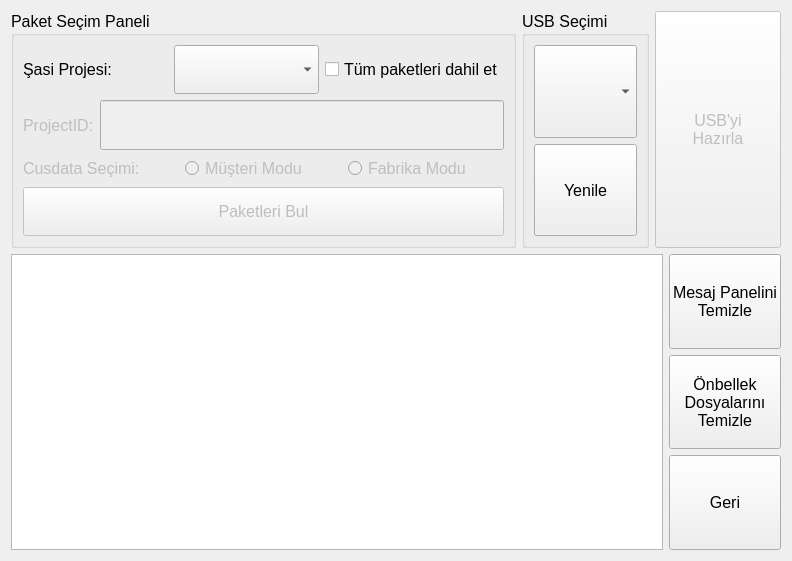
Above: ui/image_creator_screen.ui from cihansenyuz/system_controller before the change. Below: the same form after it.
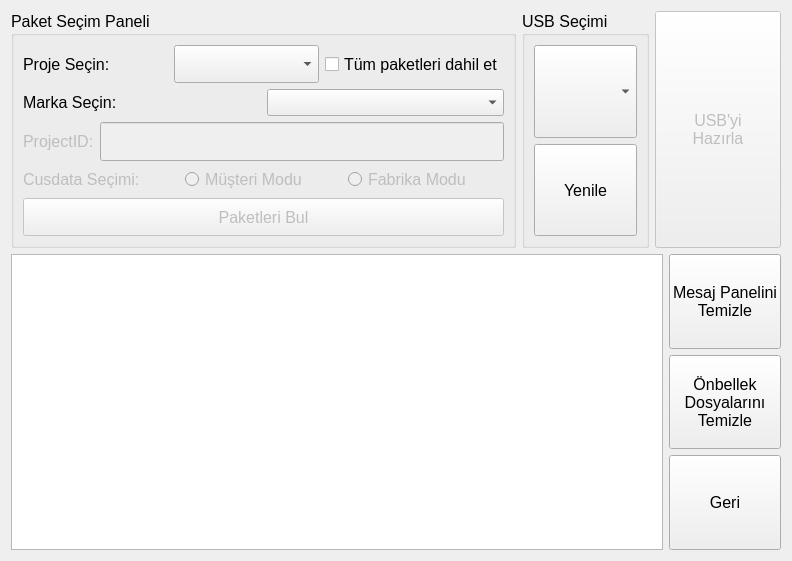
That is the form after the change.

Commit message: redesing GUI and implement projects selection

```diff
--- a/ui/image_creator_screen.ui
+++ b/ui/image_creator_screen.ui
@@ -26,7 +26,7 @@
        <property name="title">
         <string>Paket Seçim Paneli</string>
        </property>
-       <layout class="QVBoxLayout" name="verticalLayout" stretch="1,1,0,1">
+       <layout class="QVBoxLayout" name="verticalLayout" stretch="1,0,1,0,1">
         <item>
          <layout class="QHBoxLayout" name="horizontalLayout_2" stretch="0,0,0">
           <item>
@@ -37,7 +37,7 @@
              </font>
             </property>
             <property name="text">
-             <string>Şasi Projesi:</string>
+             <string>Proje Seçin:</string>
             </property>
            </widget>
           </item>
@@ -75,6 +75,27 @@
           </item>
          </layout>
         </item>
+        <item>
+         <layout class="QHBoxLayout" name="horizontalLayout_6">
+          <item>
+           <widget class="QLabel" name="label_2">
+            <property name="text">
+             <string>Marka Seçin:</string>
+            </property>
+           </widget>
+          </item>
+          <item>
+           <widget class="QComboBox" name="brandsComboBox">
+            <property name="sizePolicy">
+             <sizepolicy hsizetype="Preferred" vsizetype="Minimum">
+              <horstretch>0</horstretch>
+              <verstretch>0</verstretch>
+             </sizepolicy>
+            </property>
+           </widget>
+          </item>
+         </layout>
+        </item>
         <item>
          <layout class="QHBoxLayout" name="horizontalLayout_3">
           <item>
```
Left out of the diff: 2 changed lines with no effect on the pictures. The commit also changes 2 other files.
